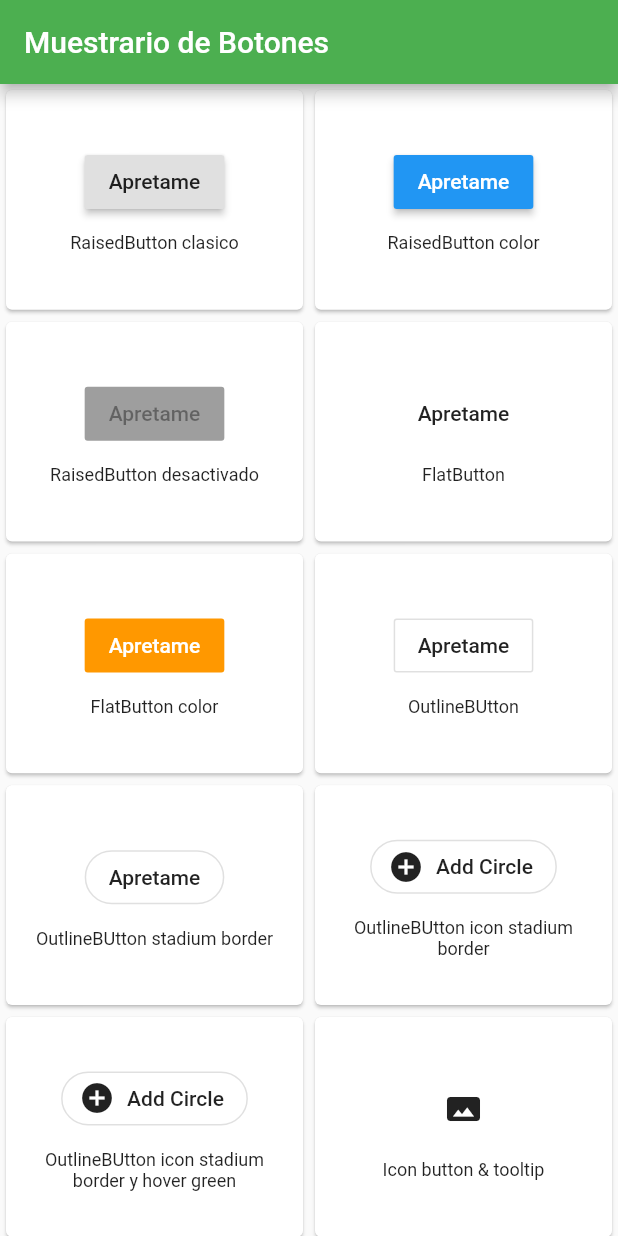
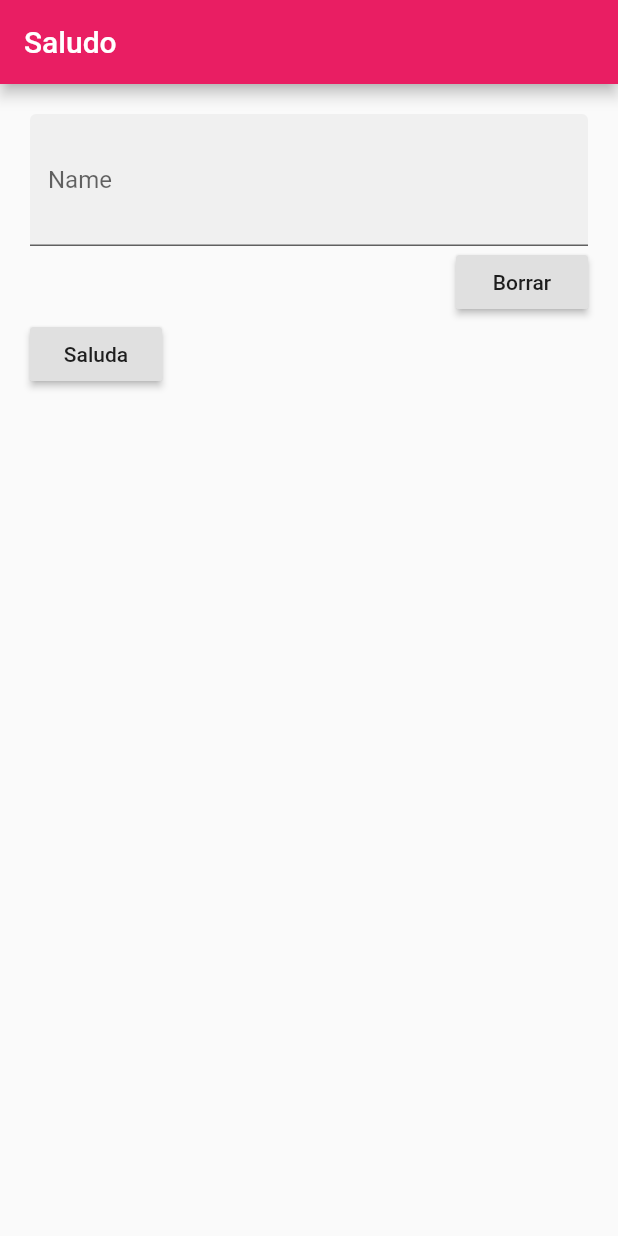
Before and after one commit to GerardClotet/Flutter_Assignment_1, a Flutter app: the screen it shows after launch, on a phone screen of 412 x 824 dp. Run offline on Flutter 3.47's test engine with Material 2 defaults, Android fonts, the phone set to English and light mode, and no system bars.

Commit message:
InputText

```diff
--- a/counter/lib/main.dart
+++ b/counter/lib/main.dart
@@ -1,10 +1,13 @@
 import 'package:flutter/material.dart';
+
+void main() {
+  runApp(SaludoApp()); //textediting input
+  //runApp(CounterApp()); //Counter
+  //runApp(MuestrarioApp()); //buttons
+}
 
 // -----COUNTER-----//
 //------------------//
-// void main() {
-//   runApp(CounterApp());
-// }
 
 class CounterApp extends StatelessWidget {
   @override
@@ -58,9 +61,8 @@ class _CounterPageState extends State<CounterPage> {
 //------------------//
 // -----COUNTER-----//
 
-void main() {
-  runApp(MuestrarioApp());
-}
+// -----BUTTON-----//
+//------------------//
 
 class MuestrarioApp extends StatelessWidget {
   @override
@@ -175,7 +177,7 @@ class MuestrarioApp extends StatelessWidget {
             ),
             Muestra(
               child: FloatingActionButton(
-                onPressed: (){},
+                onPressed: () {},
                 child: Icon(Icons.query_builder),
               ),
               text: 'Icon button & tooltip',
@@ -221,3 +223,98 @@ class Muestra extends StatelessWidget {
     );
   }
 }
+// -----BUTTON-----//
+//------------------//
+
+//SALUDO
+
+class SaludoApp extends StatelessWidget {
+  @override
+  Widget build(BuildContext context) {
+    return MaterialApp(
+      theme: ThemeData(primarySwatch: Colors.pink),
+      home: SaludoScreen(),
+    );
+  }
+}
+
+class SaludoScreen extends StatefulWidget {
+  @override
+  _SaludoScreenState createState() => _SaludoScreenState();
+}
+
+class _SaludoScreenState extends State<SaludoScreen> {
+  TextEditingController _controller;
+  @override
+  void initState() {
+    _controller = TextEditingController();
+    super.initState();
+  }
+
+  Widget build(BuildContext context) {
+    return Scaffold(
+      appBar: AppBar(
+        title: Text('Saludo'),
+      ),
+      body: Padding(
+        padding: EdgeInsets.all(20),
+        child: Column(
+          children: <Widget>[
+            TextField(
+              //on hi ha el input text
+
+              controller: _controller,
+              decoration: InputDecoration(
+                filled: true,
+                labelText: 'Name',
+                suffix: IconButton(
+                  icon: Icon(Icons.backspace),
+                  onPressed: (){
+                    _controller.clear();
+                  },
+                )
+              ),
+              onSubmitted: (String finaltext) {
+                _saluda(context, finaltext);
+              },
+            ),
+            Align(
+              alignment: Alignment.centerRight,
+              child: RaisedButton(
+                child: Text('Borrar'),
+                onPressed: () {
+                   if(_controller.text.isNotEmpty)
+                  {
+                  _controller.clear();
+                  }
+                },
+              ),
+            ),
+            Align(
+              alignment: Alignment.centerLeft,
+              child: RaisedButton(
+                child: Text('Saluda'),
+                onPressed: () {
+                  if(_controller.text.isNotEmpty)
+                  {
+                  _saluda(context, _controller.text);
+                  }
+                },
+              ),
+            ),
+          ],
+        ),
+      ),
+    );
+  }
+
+  Future _saluda(BuildContext context, String finaltext) {
+
+    return showDialog(
+      context: context, //posicion en el arbol de widgets
+      builder: (context) => AlertDialog(
+        title: Text('Hi, $finaltext'),
+      ),
+    );
+  }
+}
```
